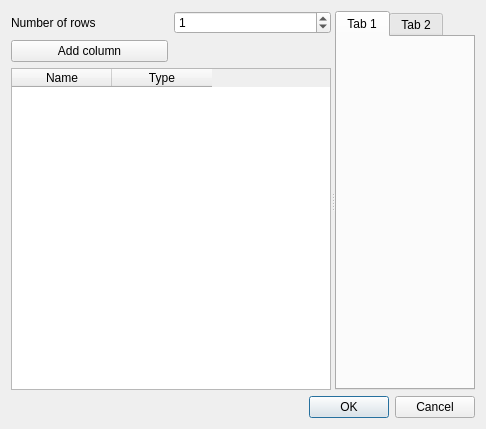
Before: the Qt Designer form GUI/inc/TableDialog.ui in rrnntt/SmallProject, drawn with Qt 5.
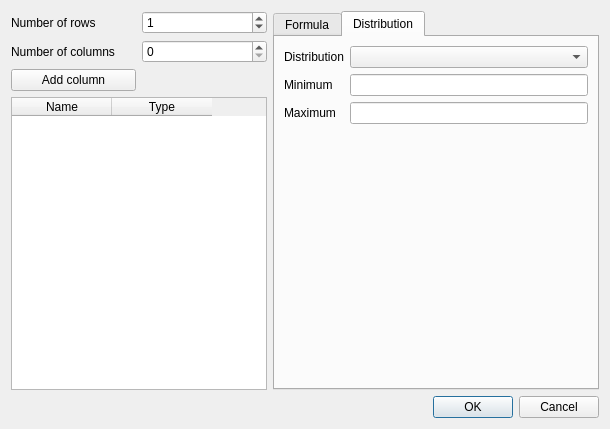
After: the same form once the commit is applied.

Commit message: Setting Table

The edit to the form file:
```diff
--- a/GUI/inc/TableDialog.ui
+++ b/GUI/inc/TableDialog.ui
@@ -6,7 +6,7 @@
    <rect>
     <x>0</x>
     <y>0</y>
-    <width>486</width>
+    <width>610</width>
     <height>429</height>
    </rect>
   </property>
@@ -15,11 +15,8 @@
   </property>
   <layout class="QVBoxLayout" name="verticalLayout">
    <item>
-    <widget class="QSplitter" name="splitter">
-     <property name="orientation">
-      <enum>Qt::Horizontal</enum>
-     </property>
-     <widget class="QWidget" name="">
+    <layout class="QHBoxLayout" name="horizontalLayout">
+     <item>
       <layout class="QGridLayout" name="gridLayout">
        <item row="0" column="0">
         <widget class="QLabel" name="label">
@@ -38,14 +35,14 @@
          </property>
         </widget>
        </item>
-       <item row="1" column="0">
-        <widget class="QPushButton" name="pushButton">
+       <item row="2" column="0">
+        <widget class="QPushButton" name="btnAddColumn">
          <property name="text">
           <string>Add column</string>
          </property>
         </widget>
        </item>
-       <item row="2" column="0" colspan="2">
+       <item row="3" column="0" colspan="2">
         <widget class="QTableWidget" name="tableColumns">
          <column>
           <property name="text">
@@ -59,24 +56,85 @@
          </column>
         </widget>
        </item>
+       <item row="1" column="0">
+        <widget class="QLabel" name="label_2">
+         <property name="text">
+          <string>Number of columns</string>
+         </property>
+        </widget>
+       </item>
+       <item row="1" column="1">
+        <widget class="QSpinBox" name="sbColumnCount"/>
+       </item>
       </layout>
-     </widget>
-     <widget class="QTabWidget" name="tabWidget">
-      <property name="currentIndex">
-       <number>0</number>
-      </property>
-      <widget class="QWidget" name="tab">
-       <attribute name="title">
-        <string>Tab 1</string>
-       </attribute>
+     </item>
+     <item>
+      <widget class="QTabWidget" name="tabWidget">
+       <property name="currentIndex">
+        <number>1</number>
+       </property>
+       <widget class="QWidget" name="tab_2">
+        <attribute name="title">
+         <string>Formula</string>
+        </attribute>
+       </widget>
+       <widget class="QWidget" name="tab">
+        <attribute name="title">
+         <string>Distribution</string>
+        </attribute>
+        <layout class="QVBoxLayout" name="verticalLayout_2">
+         <item>
+          <layout class="QGridLayout" name="gridLayout_2">
+           <item row="0" column="0">
+            <widget class="QLabel" name="label_3">
+             <property name="text">
+              <string>Distribution</string>
+             </property>
+            </widget>
+           </item>
+           <item row="0" column="1">
+            <widget class="QComboBox" name="cbDistribution"/>
+           </item>
+           <item row="1" column="0">
+            <widget class="QLabel" name="label_4">
+             <property name="text">
+              <string>Minimum</string>
+             </property>
+            </widget>
+           </item>
+           <item row="1" column="1">
+            <widget class="QLineEdit" name="leMinimum"/>
+           </item>
+           <item row="2" column="0">
+            <widget class="QLabel" name="label_5">
+             <property name="text">
+              <string>Maximum</string>
+             </property>
+            </widget>
+           </item>
+           <item row="2" column="1">
+            <widget class="QLineEdit" name="leMaximum"/>
+           </item>
+          </layout>
+         </item>
+         <item>
+          <spacer name="verticalSpacer">
+           <property name="orientation">
+            <enum>Qt::Vertical</enum>
+           </property>
+           <property name="sizeHint" stdset="0">
+            <size>
+             <width>20</width>
+             <height>40</height>
+            </size>
+           </property>
+          </spacer>
+         </item>
+        </layout>
+       </widget>
       </widget>
-      <widget class="QWidget" name="tab_2">
-       <attribute name="title">
-        <string>Tab 2</string>
-       </attribute>
-      </widget>
-     </widget>
-    </widget>
+     </item>
+    </layout>
    </item>
    <item>
     <widget class="QDialogButtonBox" name="buttonBox">
```
The commit also changes 13 other files.
